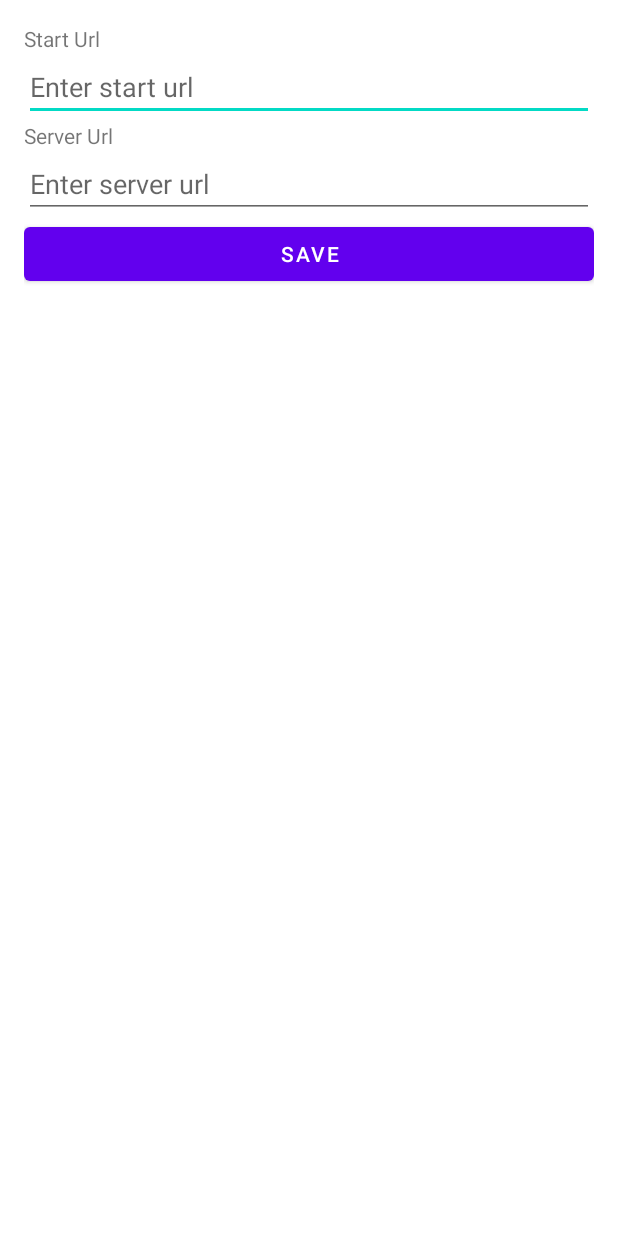
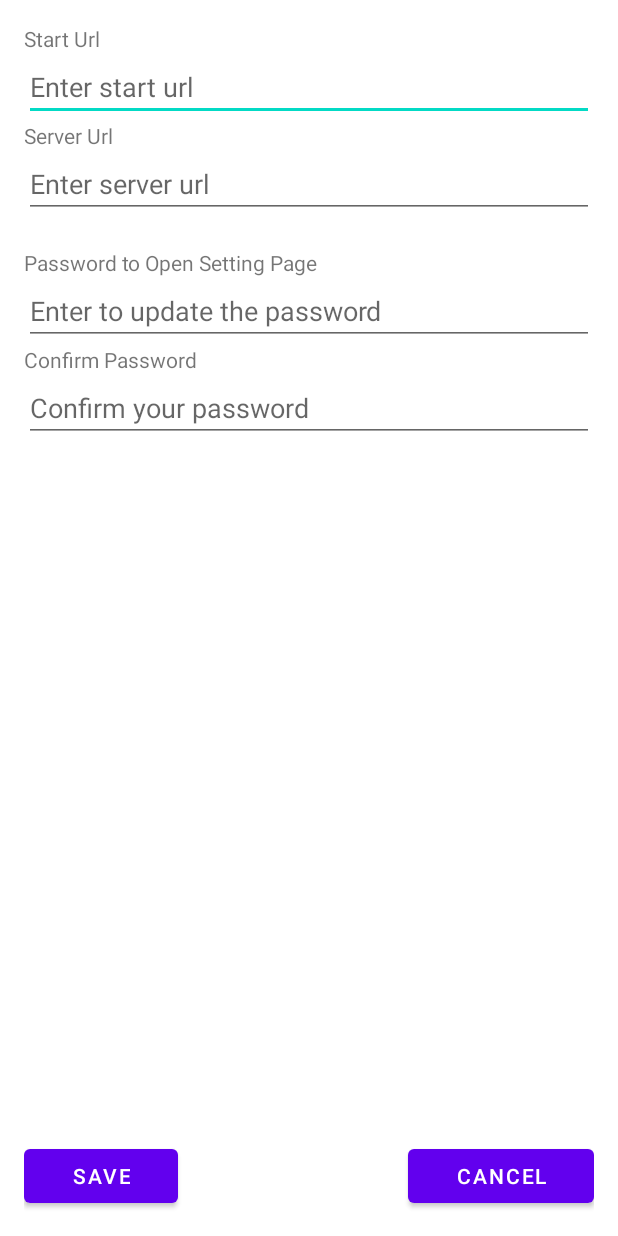
Before and after one commit to renkun/kiosk-web-app, an Android app: the SettingsActivity screen opened directly, with no data from a screen before it, on a phone screen of 412 x 824 dp. Run offline under Robolectric (Android 15) with nearby library versions, the light colour scheme and no system bars.

Commit message:
1. Open Setting dialog with password validation 2. Customised 404 page

```diff
--- a/app/src/main/java/com/grusio/kiosk/SettingsActivity.kt
+++ b/app/src/main/java/com/grusio/kiosk/SettingsActivity.kt
@@ -5,6 +5,7 @@ import android.content.SharedPreferences
 import android.os.Bundle
 import android.widget.Button
 import android.widget.EditText
+import android.widget.Toast
 import androidx.appcompat.app.AppCompatActivity
 import com.grusio.adminlocktask.R
 
@@ -13,6 +14,8 @@ class SettingsActivity : AppCompatActivity() {
     private lateinit var sharedPreferences: SharedPreferences
     private lateinit var startUrlEditText: EditText
     private lateinit var serverUrlEditText: EditText
+    private lateinit var settingPasswordEditText: EditText
+    private lateinit var confirmPasswordEditText: EditText
 
     override fun onCreate(savedInstanceState: Bundle?) {
         super.onCreate(savedInstanceState)
@@ -21,27 +24,43 @@ class SettingsActivity : AppCompatActivity() {
 
         startUrlEditText = findViewById(R.id.startUrlEditText)
         serverUrlEditText = findViewById(R.id.serverUrlEditText)
+        settingPasswordEditText = findViewById(R.id.settingPasswordEditText)
+        confirmPasswordEditText = findViewById(R.id.confirmPasswordEditText)
 
         sharedPreferences = getSharedPreferences("config", Context.MODE_PRIVATE)
         val savedStartUrl = sharedPreferences.getString("startUrl", "")
         val savedServerUrl = sharedPreferences.getString("serverUrl", "")
+        val savedSettingPassword = sharedPreferences.getString("settingPassword", "")
 
         startUrlEditText.setText(savedStartUrl)
         serverUrlEditText.setText(savedServerUrl)
 
         val saveButton = findViewById<Button>(R.id.saveButton)
         saveButton.setOnClickListener {
+            var settingPassword = settingPasswordEditText.text.toString()
+            var confirmPassword = confirmPasswordEditText.text.toString()
             val startUrl = startUrlEditText.text.toString()
             val serverUrl = serverUrlEditText.text.toString()
-            saveSettings(startUrl, serverUrl)
+            if(settingPassword.length > 1 && settingPassword != confirmPassword) {
+                Toast.makeText(applicationContext, "Invalid Confirm Password...", Toast.LENGTH_SHORT).show()
+            }
+            else {
+                saveSettings(startUrl, serverUrl,settingPassword)
+            }
+        }
+
+        val cancelButton = findViewById<Button>(R.id.cancelButton)
+        cancelButton.setOnClickListener {
+            finish()
         }
 
     }
 
-    private fun saveSettings(startUrl: String, serverUrl: String) {
+    private fun saveSettings(startUrl: String, serverUrl: String, settingPassword: String) {
         val editor = sharedPreferences.edit()
         editor.putString("startUrl", startUrl)
         editor.putString("serverUrl", serverUrl)
+        editor.putString("settingPassword", settingPassword.sha256())
         editor.apply()
         finish()
     }
--- a/app/src/main/res/layout/settings_activity.xml
+++ b/app/src/main/res/layout/settings_activity.xml
@@ -34,10 +34,74 @@
         android:hint="Enter server url"
         android:inputType="text" />
 
-    <Button
-        android:id="@+id/saveButton"
+    <Space
         android:layout_width="match_parent"
         android:layout_height="wrap_content"
-        android:text="Save" />
+        android:background="@color/cardview_shadow_start_color"
+        android:backgroundTintMode="screen"
+        android:minHeight="20dp" />
+
+    <TextView
+        android:id="@+id/textView3"
+        android:layout_width="match_parent"
+        android:layout_height="wrap_content"
+        android:text="Password to Open Setting Page" />
+
+    <EditText
+        android:id="@+id/settingPasswordEditText"
+        android:layout_width="match_parent"
+        android:layout_height="wrap_content"
+        android:ems="10"
+        android:hint="Enter to update the password"
+        android:inputType="textPassword" />
+
+    <TextView
+        android:id="@+id/textView4"
+        android:layout_width="match_parent"
+        android:layout_height="wrap_content"
+        android:text="Confirm Password" />
+
+    <EditText
+        android:id="@+id/confirmPasswordEditText"
+        android:layout_width="match_parent"
+        android:layout_height="wrap_content"
+        android:ems="10"
+        android:hint="Confirm your password"
+        android:inputType="textPassword" />
+
+    <Space
+        android:layout_width="match_parent"
+        android:layout_height="80dp"
+        android:clickable="false" />
+
+    <LinearLayout
+        android:layout_width="match_parent"
+        android:layout_height="match_parent"
+        android:baselineAligned="false"
+        android:gravity="bottom|center_vertical"
+        android:orientation="horizontal">
+
+        <Button
+            android:id="@+id/saveButton"
+            android:layout_width="wrap_content"
+            android:layout_height="wrap_content"
+            android:paddingLeft="32dp"
+            android:paddingRight="32dp"
+            android:text="Save" />
+
+        <Space
+            android:layout_width="wrap_content"
+            android:layout_height="wrap_content"
+            android:layout_weight="1" />
+
+        <Button
+            android:id="@+id/cancelButton"
+            android:layout_width="wrap_content"
+            android:layout_height="wrap_content"
+            android:paddingLeft="32dp"
+            android:paddingRight="32dp"
+            android:text="Cancel" />
+
+    </LinearLayout>
 
 </LinearLayout>
--- a/build.gradle
+++ b/build.gradle
@@ -4,8 +4,8 @@ buildscript {
         mavenCentral()
     }
     dependencies {
-        classpath 'com.android.tools.build:gradle:7.1.2'
-        classpath "org.jetbrains.kotlin:kotlin-gradle-plugin:1.5.31"
+        classpath 'com.android.tools.build:gradle:8.0.2'
+        classpath 'org.jetbrains.kotlin:kotlin-gradle-plugin:1.9.0'
     }
 }
 
--- a/gradle.properties
+++ b/gradle.properties
@@ -19,3 +19,7 @@ android.useAndroidX=true
 android.enableJetifier=true
 # Kotlin code style for this project: "official" or "obsolete":
 kotlin.code.style=official
+android.defaults.buildfeatures.buildconfig=true
+android.nonTransitiveRClass=false
+android.nonFinalResIds=false
+org.gradle.unsafe.configuration-cache=true
```
Also changed, not shown: app/build.gradle (+5 -3 lines), app/src/main/java/com/grusio/kiosk/KioskActivity.kt (+58 -8 lines), app/src/main/java/com/grusio/kiosk/utils.kt (added, +10 -0 lines), app/src/main/res/drawable/error_icon.png (added), gradle/wrapper/gradle-wrapper.properties, 1 other file.
